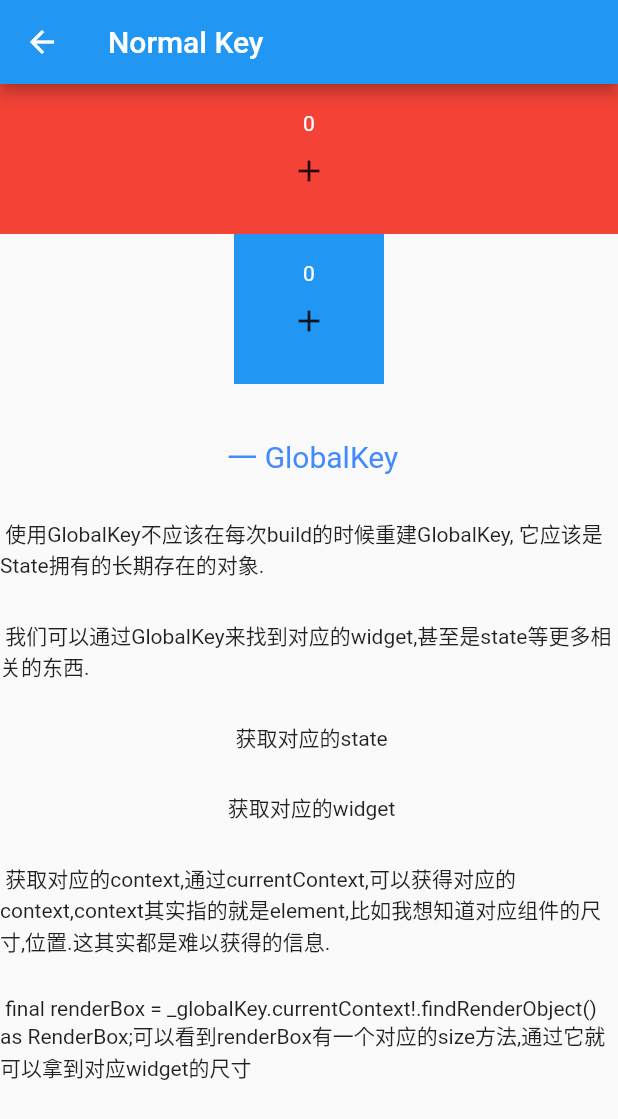
After one commit to AlexanderYeah/AwsomeFlutterPlayground, a Flutter app: the RKGlobalKeyPage screen opened by its route, on a phone screen of 412 x 824 dp. The commit adds this screen. Shown: the top 1119 px of the screen. Run offline on Flutter 3.47's test engine with Material 2 defaults, Android fonts, the phone set to English and light mode, and no system bars; our stand-ins replace dio, flutter_screenutil, get, shared_preferences; accounts and stored records are empty.

Commit message:
globalKey的了解

```diff
--- a/awsome_flutter/lib/juexin/localData/juexin_local_data.dart
+++ b/awsome_flutter/lib/juexin/localData/juexin_local_data.dart
@@ -78,5 +78,10 @@ List jx_reseach_key_list_data = [
     "tips":
         "但真正绘制在屏幕上的并不是这个Widget Tree, 我们都知道Wdiget是描述UI元素Element的配置,所以实际运行起来的时候,还会产生一个Element Tree, Element Tree就是Widget Tree实例化之后产生的对象,Widget Tree —实例化—> Element Tree"
   },
-  {"route": "", "title": "", "content": "", "tips": ""},
+  {
+    "route": "/rk_global_key",
+    "title": "GlobalKey的用法",
+    "content": "获取state,widget,context",
+    "tips": "获取对应的state,widget,context"
+  },
 ];
--- /dev/null
+++ b/awsome_flutter/lib/juexin/researchKey/rk_global_key.dart
@@ -0,0 +1,63 @@
+import 'package:awsome_flutter/juexin/researchKey/rk_global_key_box.dart';
+import 'package:flutter/material.dart';
+import '../../util/edit.dart';
+
+class RKGlobalKeyPage extends StatefulWidget {
+  const RKGlobalKeyPage({super.key});
+
+  @override
+  State<RKGlobalKeyPage> createState() => _RKGlobalKeyPageState();
+}
+
+class _RKGlobalKeyPageState extends State<RKGlobalKeyPage> {
+  // 使用GlobalKey不应该在每次build的时候重建GlobalKey, 它应该是State拥有的长期存在的对象.
+// 所以我们应该先定义一个GlobalKey:
+  final GlobalKey _globalKey = GlobalKey();
+
+  @override
+  Widget build(BuildContext context) {
+    return Scaffold(
+      appBar: AppBar(
+        title: Text("Normal Key"),
+      ),
+      body: ListView(
+        children: [
+          // 不改变层级的时候 热更新是没问题 但是我们给第二个box 包裹一个center组件，第二个的数量就会丢失
+          // 也就是状态搞丢了 那么这个时候就可以通过绑定gloabl Key 去保持状态
+          RKGlobalKeyBox(
+            Colors.red,
+            key: ValueKey(1),
+          ),
+          // RKGlobalKeyBox(
+          //     Colors.blue,
+          //     key: ValueKey(2),
+          //   ),
+          // Center(
+          //   child: RKGlobalKeyBox(
+          //     Colors.blue,
+          //     key: ValueKey(2),
+          //   ),
+          // )
+          // 添加global 状态不会丢失
+
+          Center(
+            child: RKGlobalKeyBox(
+              Colors.blue,
+              key: _globalKey,
+            ),
+          ),
+          Edit.instance().header("一 GlobalKey"),
+          Edit.instance().text(
+              "使用GlobalKey不应该在每次build的时候重建GlobalKey, 它应该是State拥有的长期存在的对象."),
+          Edit.instance().text("我们可以通过GlobalKey来找到对应的widget,甚至是state等更多相关的东西."),
+          Edit.instance().text("获取对应的state"),
+          Edit.instance().text("获取对应的widget"),
+          Edit.instance().text(
+              "获取对应的context,通过currentContext,可以获得对应的context,context其实指的就是element,比如我想知道对应组件的尺寸,位置.这其实都是难以获得的信息."),
+          Edit.instance().text(
+              "final renderBox = _globalKey.currentContext!.findRenderObject() as RenderBox;可以看到renderBox有一个对应的size方法,通过它就可以拿到对应widget的尺寸")
+        ],
+      ),
+    );
+  }
+}
--- /dev/null
+++ b/awsome_flutter/lib/juexin/researchKey/rk_global_key_box.dart
@@ -0,0 +1,36 @@
+import 'package:flutter/material.dart';
+
+class RKGlobalKeyBox extends StatefulWidget {
+  final Color color;
+
+  const RKGlobalKeyBox(this.color, {Key? key}) : super(key: key);
+
+  @override
+  _RKGlobalKeyBoxState createState() => _RKGlobalKeyBoxState();
+}
+
+class _RKGlobalKeyBoxState extends State<RKGlobalKeyBox> {
+  int count = 0;
+
+  @override
+  Widget build(BuildContext context) {
+    return Container(
+        width: 100,
+        height: 100,
+        color: widget.color,
+        child: Column(
+          mainAxisAlignment: MainAxisAlignment.center,
+          children: [
+            Text('$count', style: TextStyle(color: Colors.white)),
+            IconButton(
+              onPressed: () {
+                setState(() {
+                  count++;
+                });
+              },
+              icon: Icon(Icons.add),
+            )
+          ],
+        ));
+  }
+}
--- a/awsome_flutter/lib/routers/route_pages.dart
+++ b/awsome_flutter/lib/routers/route_pages.dart
@@ -30,6 +30,7 @@ import '../jiezhi/internationalAndTheme/international_demo.dart';
 import '../juexin/researchKey/research_key_list.dart';
 import '../juexin/researchKey/rk_normal_key.dart';
 import '../juexin/researchKey/rk_widget_element.dart';
+import '../juexin/researchKey/rk_global_key.dart';
 
 List<GetPage<dynamic>> RoutePages = [
   GetPage(name: "/", page: () => Tab()),
@@ -151,4 +152,8 @@ List<GetPage<dynamic>> RoutePages = [
     name: '/rk_widget_element',
     page: () => RKWidgetAndElement(),
   ),
+  GetPage(
+    name: '/rk_global_key',
+    page: () => RKGlobalKeyPage(),
+  ),
 ];
--- a/awsome_flutter/lib/util/edit.dart
+++ b/awsome_flutter/lib/util/edit.dart
@@ -7,7 +7,7 @@ class Edit {
     if (_instance == null) {
       return Edit();
     }
-    return _instance;
+    return _instance!;
   }
 
   Widget text(content) {
```
